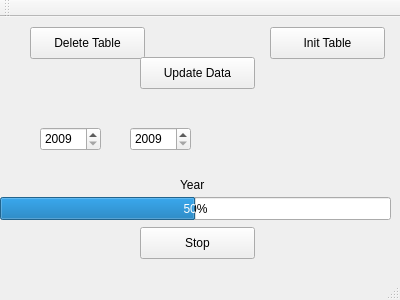
The window that mainwindow.ui (maxoup59/DB-Updater) describes before a commit, drawn with Qt 5.
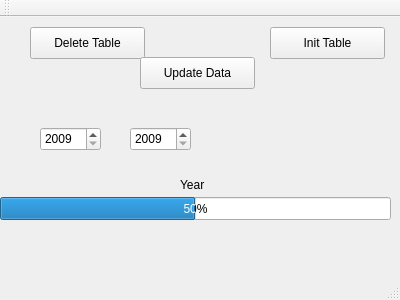
The same window after the commit.

Patch:
```diff
--- a/mainwindow.ui
+++ b/mainwindow.ui
@@ -14,19 +14,6 @@
    <string>MainWindow</string>
   </property>
   <widget class="QWidget" name="centralWidget">
-   <widget class="QPushButton" name="button_stopUpdate">
-    <property name="geometry">
-     <rect>
-      <x>140</x>
-      <y>210</y>
-      <width>115</width>
-      <height>32</height>
-     </rect>
-    </property>
-    <property name="text">
-     <string>Stop</string>
-    </property>
-   </widget>
    <widget class="QPushButton" name="button_deleteTable">
     <property name="geometry">
      <rect>
```
